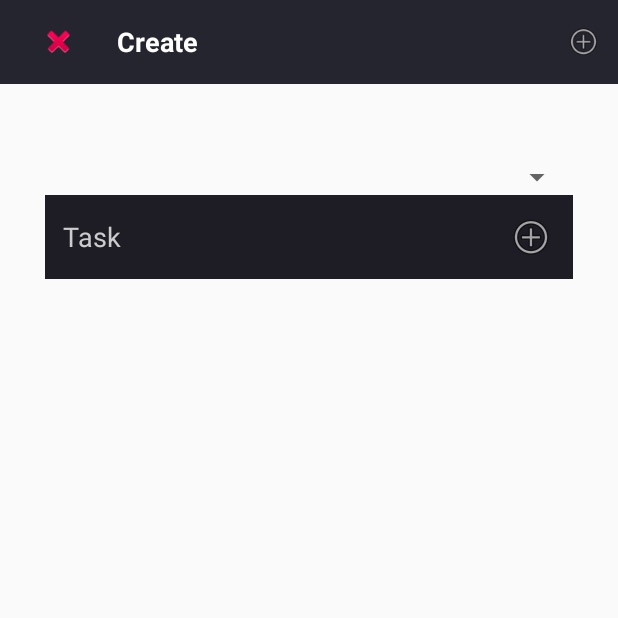
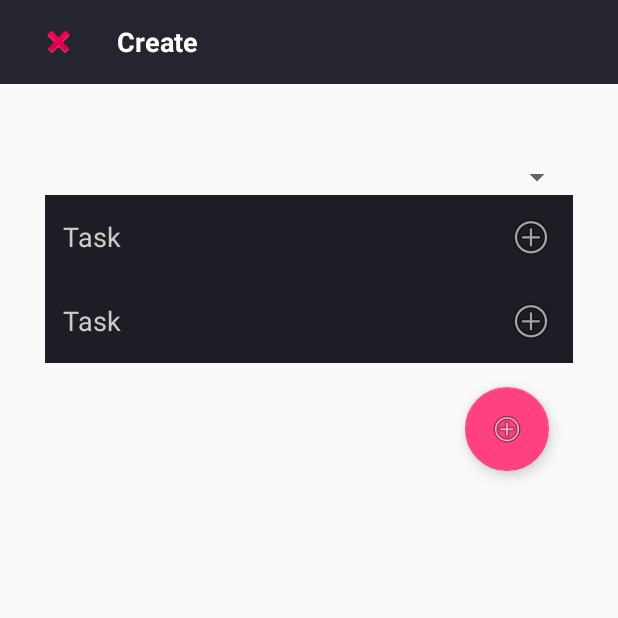
Before and after one commit to valentineRutto/travelList, an Android app: the todo_add_new screen opened directly, with no data from a screen before it, on a phone screen of 412 x 824 dp, the top half of it. Run offline under Robolectric (Android 15) with nearby library versions, the phone set to English and light mode, and no system bars.

```diff
--- a/app/build.gradle
+++ b/app/build.gradle
@@ -24,6 +24,8 @@ dependencies {
     implementation 'com.android.support.constraint:constraint-layout:1.1.3'
     implementation 'com.android.support:cardview-v7:28.0.0'
     implementation 'com.amulyakhare:com.amulyakhare.textdrawable:1.0.1'
+    implementation 'com.google.firebase:firebase-core:16.0.1'
+    implementation 'com.google.firebase:firebase-database:16.0.1'
 //    implementation ('com.wdullaer:materialdatetimepicker:4.1.1') {
 //        exclude group: 'com.android.support'
 //    }
@@ -32,3 +34,4 @@ dependencies {
     androidTestImplementation 'com.android.support.test:runner:1.0.2'
     androidTestImplementation 'com.android.support.test.espresso:espresso-core:3.0.2'
 }
+apply plugin: 'com.google.gms.google-services'
--- a/app/src/main/java/com/valentinerutto/travellist/todo_add_new.java
+++ b/app/src/main/java/com/valentinerutto/travellist/todo_add_new.java
@@ -1,13 +1,40 @@
 package com.valentinerutto.travellist;
 
+import android.support.design.widget.FloatingActionButton;
 import android.support.v7.app.AppCompatActivity;
 import android.os.Bundle;
+import android.view.View;
+import android.widget.DatePicker;
+import android.widget.EditText;
+import android.widget.Spinner;
 
 public class todo_add_new extends AppCompatActivity {
+    FloatingActionButton fab;
+    EditText task,taskdate;
+    Spinner country;
+    DatePicker datePicker;
 
     @Override
     protected void onCreate(Bundle savedInstanceState) {
         super.onCreate(savedInstanceState);
         setContentView(R.layout.activity_todo_add_new);
+   fab = findViewById(R.id.fab_Add);
+        fab.setOnClickListener(new View.OnClickListener() {
+            @Override
+            public void onClick(View v) {
+                saveTodo();
+            }
+        });
     }
+
+    private void saveTodo() {
+        task=findViewById(R.id.task_name);
+        taskdate=findViewById(R.id.task_date);
+//        make datepicker visible on taskdateclick
+        datePicker=findViewById(R.id.datepicker);
+
+
+
+    }
+
 }
--- a/app/src/main/res/layout/activity_main.xml
+++ b/app/src/main/res/layout/activity_main.xml
@@ -24,6 +24,7 @@
 
 
 <!--maybe add more menu items-->
+    <!--change this to tap bar -->
     <android.support.design.bottomappbar.BottomAppBar
         android:id="@+id/bottomAppBar"
         android:layout_width="match_parent"
--- a/app/src/main/res/layout/activity_todo_add_new.xml
+++ b/app/src/main/res/layout/activity_todo_add_new.xml
@@ -43,14 +43,6 @@
                 android:textSize="18dp"
                 android:textStyle="bold"
                 />
-            <ImageView
-                android:layout_width="35dp"
-                android:layout_height="35dp"
-                android:padding="5dp"
-                android:layout_margin="5dp"
-                android:background="@android:color/transparent"
-                android:src="@android:drawable/ic_menu_add"
-                />
         </LinearLayout>
     </android.support.v7.widget.Toolbar>
 
@@ -86,7 +78,36 @@ one task where every task will be put shown on a list before saving-->
             android:singleLine="true"
             android:textColorHint="#CCCCCC"
             android:textColor="#666666"/>
+        <EditText
+            android:id="@+id/task_date"
+            android:layout_width="match_parent"
+            android:layout_height="match_parent"
+            android:layout_centerVertical="true"
+            android:layout_gravity="center"
+            android:hint="Task"
+            android:background="#1E1D25"
+            android:padding="12dp"
+            android:drawableRight="@android:drawable/ic_menu_add"
+            android:ems="10"
+            android:singleLine="true"
+            android:textColorHint="#CCCCCC"
+            android:textColor="#666666"/>
+        <DatePicker
+            android:layout_width="match_parent"
+            android:visibility="gone"
+            android:id="@+id/datepicker"
+            android:layout_height="wrap_content"/>
 
+        <android.support.design.widget.FloatingActionButton
+            android:id="@+id/fab_Add"
+            android:layout_width="wrap_content"
+            android:layout_height="wrap_content"
+            app:srcCompat="@android:drawable/ic_menu_add"
+            app:backgroundTint="@color/colorAccent"
+            app:fabSize="normal"
+            android:layout_gravity="end|bottom"
+            android:layout_margin="16dp"
+            />
+    </LinearLayout>
 
-    </LinearLayout>
 </RelativeLayout>
--- a/build.gradle
+++ b/build.gradle
@@ -8,6 +8,7 @@ buildscript {
     }
     dependencies {
         classpath 'com.android.tools.build:gradle:3.2.0'
+        classpath 'com.google.gms:google-services:4.0.1'
 
 
         // NOTE: Do not place your application dependencies here; they belong
```
Also changed, not shown: app/src/main/java/com/valentinerutto/travellist/taskItem.java (added, +41 -0 lines), 1 other file.
